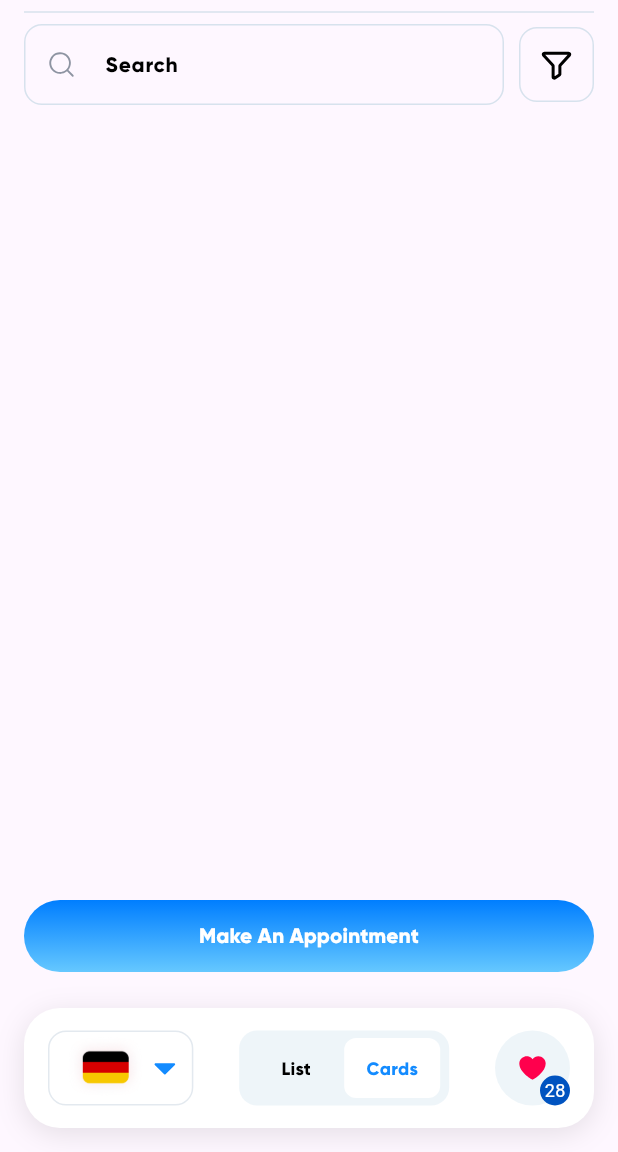
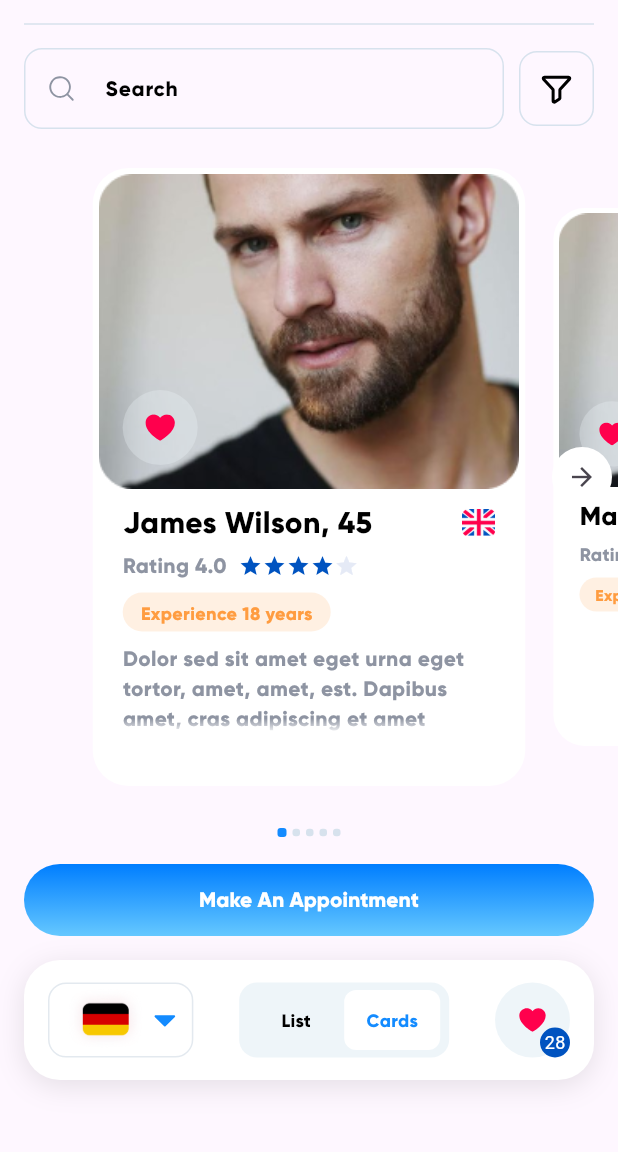
Before and after one commit to Smirnova-Olga/therapist, a Flutter app: the screen it shows after launch, on a phone screen of 412 x 824 dp, the part 84-1236 px from its top. Run offline on Flutter 3.47's test engine with Material 3 defaults, Android fonts, the phone set to English and light mode, and no system bars; drawn by our look-alikes of carousel_slider; our stand-ins replace equatable, flutter_bloc, flutter_svg; Roboto replaces fonts that are missing (Bebas Neue); statements that could not run were skipped.

Commit message:
#6 create therapist card

```diff
--- a/lib/core/ui_kit/global_widgets/custom_divider.dart
+++ b/lib/core/ui_kit/global_widgets/custom_divider.dart
@@ -8,6 +8,9 @@ class CustomDivider extends StatelessWidget {
 
   @override
   Widget build(BuildContext context) {
-    return const Divider(color: ColorTheme.border);
+    return const Padding(
+      padding: EdgeInsets.symmetric(horizontal: 16, vertical: 8),
+      child: Divider(color: ColorTheme.grey2),
+    );
   }
 }
--- a/lib/core/ui_kit/global_widgets/custom_search_bar.dart
+++ b/lib/core/ui_kit/global_widgets/custom_search_bar.dart
@@ -13,10 +13,12 @@ class CustomSearchBar extends StatelessWidget {
     final customBorder = OutlineInputBorder(
       borderRadius: BorderRadius.circular(12.0),
       borderSide: const BorderSide(
-        color: ColorTheme.border,
+        color: ColorTheme.grey2,
       ),
     );
-    return Row(
+    return Padding(
+      padding: const EdgeInsets.symmetric(horizontal: 16),
+      child: Row(
         children: [
           Expanded(
               child: TextFormField(
@@ -52,7 +54,7 @@ class CustomSearchBar extends StatelessWidget {
               minimumSize: const Size(50, 50),
               maximumSize: const Size(50, 50),
               side: const BorderSide(
-              color: ColorTheme.border,
+                color: ColorTheme.grey2,
               ),
               shape: RoundedRectangleBorder(
                 borderRadius: BorderRadius.circular(12),
@@ -60,6 +62,7 @@ class CustomSearchBar extends StatelessWidget {
             ),
           ),
         ],
+      ),
     );
   }
 }
--- a/lib/core/ui_kit/global_widgets/gradient_button.dart
+++ b/lib/core/ui_kit/global_widgets/gradient_button.dart
@@ -15,7 +15,7 @@ class GradientButton extends StatelessWidget {
     return GestureDetector(
       onTap: onTap,
       child: Padding(
-        padding: const EdgeInsets.symmetric(vertical: 8),
+        padding: const EdgeInsets.symmetric(horizontal: 16),
         child: Container(
           width: double.infinity,
           height: 48,
--- a/lib/core/ui_kit/theme/app_text_theme.dart
+++ b/lib/core/ui_kit/theme/app_text_theme.dart
@@ -48,4 +48,30 @@ abstract class AppTextTheme {
     letterSpacing: 0.24,
     color: ColorTheme.white,
   );
+  static const therapistName = TextStyle(
+    fontFamily: 'Gilroy',
+    fontWeight: FontWeight.w700,
+    fontSize: 20,
+    color: ColorTheme.black,
+    overflow: TextOverflow.ellipsis,
+  );
+  static const rating = TextStyle(
+    fontFamily: 'Gilroy',
+    fontWeight: FontWeight.w600,
+    fontSize: 14,
+    color: ColorTheme.grey1,
+  );
+  static const experience = TextStyle(
+    fontFamily: 'Gilroy',
+    fontWeight: FontWeight.w700,
+    fontSize: 12,
+    color: ColorTheme.deepOrange,
+  );
+  static const therapistDescription = TextStyle(
+    fontFamily: 'Gilroy',
+    fontWeight: FontWeight.w600,
+    fontSize: 14,
+    color: ColorTheme.grey1,
+    overflow: TextOverflow.fade,
+  );
 }
--- a/lib/core/ui_kit/theme/color_theme.dart
+++ b/lib/core/ui_kit/theme/color_theme.dart
@@ -1,7 +1,7 @@
 import 'package:flutter/material.dart';
 
 abstract class ColorTheme {
-  static const border = Color.fromRGBO(215, 226, 237, 1);
+  static const grey2 = Color.fromRGBO(215, 226, 237, 1);
   static const dropdownBorder = Color.fromRGBO(227, 233, 239, 1);
   static const black = Color.fromRGBO(0, 0, 0, 1);
   static const white = Color.fromRGBO(255, 255, 255, 1);
@@ -9,4 +9,8 @@ abstract class ColorTheme {
   static const deepBlue = Color.fromRGBO(0, 83, 192, 1);
   static const background = Color.fromRGBO(242, 246, 255, 1);
   static const buttonBackground = Color.fromRGBO(238, 245, 249, 1);
+  static const greyStar = Color.fromRGBO(229, 234, 246, 1);
+  static const grey1 = Color.fromRGBO(142, 148, 162, 1);
+  static const orange = Color.fromRGBO(255, 156, 64, 0.15);
+  static const deepOrange = Color.fromRGBO(255, 156, 64, 1);
 }
--- /dev/null
+++ b/lib/data/mocks/therapists_list.dart
@@ -0,0 +1,56 @@
+import 'package:therapist/data/models/therapist_model.dart';
+
+class TherapistsList {
+  static final therapists = [
+    Therapist(
+      name: 'James Wilson',
+      age: 45,
+      rating: 4.0,
+      experienceYears: 18,
+      description:
+          'Dolor sed sit amet eget urna eget tortor, amet, amet, est. Dapibus amet, cras adipiscing et amet ultricies. Dictumst. Dolor sed sit amet eget urna eget tortor, amet, amet, est. Dapibus amet, cras adipiscing et amet ultricies. Dictumst. ',
+      imagePath: 'assets/images/therapist.png',
+      countryFlag: 'assets/images/uk_flag3x.png',
+    ),
+    Therapist(
+      name: 'Max Richter',
+      age: 33,
+      rating: 3.0,
+      experienceYears: 28,
+      description:
+          'Dolor sed sit amet eget urna eget tortor, amet, amet, est. Dapibus amet, cras adipiscing et amet ultricies. Dictumst. Dolor sed sit amet eget urna eget tortor, amet, amet, est. Dapibus amet, cras adipiscing et amet ultricies. Dictumst. ',
+      imagePath: 'assets/images/therapist.png',
+      countryFlag: 'assets/images/germany_flag3x.png',
+    ),
+    Therapist(
+      name: 'Henry Adams',
+      age: 50,
+      rating: 5.0,
+      experienceYears: 22,
+      description:
+          'Dolor sed sit amet eget urna eget tortor, amet, amet, est. Dapibus amet, cras adipiscing et amet ultricies. Dictumst. Dolor sed sit amet eget urna eget tortor, amet, amet, est. Dapibus amet, cras adipiscing et amet ultricies. Dictumst. ',
+      imagePath: 'assets/images/therapist.png',
+      countryFlag: 'assets/images/uk_flag3x.png',
+    ),
+    Therapist(
+      name: 'Oliver Schmidt',
+      age: 47,
+      rating: 4.0,
+      experienceYears: 20,
+      description:
+          'Dolor sed sit amet eget urna eget tortor, amet, amet, est. Dapibus amet, cras adipiscing et amet ultricies. Dictumst. Dolor sed sit amet eget urna eget tortor, amet, amet, est. Dapibus amet, cras adipiscing et amet ultricies. Dictumst. ',
+      imagePath: 'assets/images/therapist.png',
+      countryFlag: 'assets/images/germany_flag3x.png',
+    ),
+    Therapist(
+      name: 'Oliver Grant',
+      age: 37,
+      rating: 4.0,
+      experienceYears: 14,
+      description:
+          'Dolor sed sit amet eget urna eget tortor, amet, amet, est. Dapibus amet, cras adipiscing et amet ultricies. Dictumst. Dolor sed sit amet eget urna eget tortor, amet, amet, est. Dapibus amet, cras adipiscing et amet ultricies. Dictumst. ',
+      imagePath: 'assets/images/therapist.png',
+      countryFlag: 'assets/images/uk_flag3x.png',
+    ),
+  ];
+}
--- a/lib/data/models/therapist_model.dart
+++ b/lib/data/models/therapist_model.dart
@@ -0,0 +1,48 @@
+import 'package:json_annotation/json_annotation.dart';
+
+part 'therapist_model.g.dart';
+
+@JsonSerializable()
+class Therapist {
+  final String name;
+  final int age;
+  final double rating;
+  final int experienceYears;
+  final String description;
+  final String imagePath;
+  final String countryFlag;
+
+  Therapist({
+    required this.name,
+    required this.age,
+    required this.rating,
+    required this.experienceYears,
+    required this.description,
+    required this.imagePath,
+    required this.countryFlag,
+  });
+
+  factory Therapist.fromJson(Map<String, dynamic> json) =>
+      _$TherapistFromJson(json);
+  Map<String, dynamic> toJson() => _$TherapistToJson(this);
+
+  Therapist copyWith({
+    String? name,
+    int? age,
+    double? rating,
+    int? experienceYears,
+    String? description,
+    String? imagePath,
+    String? countryFlag,
+  }) {
+    return Therapist(
+      name: name ?? this.name,
+      age: age ?? this.age,
+      rating: rating ?? this.rating,
+      experienceYears: experienceYears ?? this.experienceYears,
+      description: description ?? this.description,
+      imagePath: imagePath ?? this.imagePath,
+      countryFlag: countryFlag ?? this.countryFlag,
+    );
+  }
+}
--- a/lib/data/repository/therapist_repository.dart
+++ b/lib/data/repository/therapist_repository.dart
@@ -0,0 +1,8 @@
+import 'package:therapist/data/mocks/therapists_list.dart';
+import 'package:therapist/data/models/therapist_model.dart';
+
+class TherapistRepository {
+  List<Therapist> fetchTherapistList() {
+    return TherapistsList.therapists;
+  }
+}
--- a/lib/presentation/choose_therapist/cubit/choose_therapist_cubit.dart
+++ b/lib/presentation/choose_therapist/cubit/choose_therapist_cubit.dart
@@ -1,13 +1,20 @@
 import 'package:equatable/equatable.dart';
 import 'package:flutter_bloc/flutter_bloc.dart';
+import 'package:therapist/data/models/therapist_model.dart';
+import 'package:therapist/data/repository/therapist_repository.dart';
 
 part 'choose_therapist_state.dart';
 
 class ChooseTherapistCubit extends Cubit<ChooseTherapistState> {
-  ChooseTherapistCubit()
+  final TherapistRepository therapistRepository;
+  ChooseTherapistCubit(this.therapistRepository)
       : super(
           const ChooseTherapistState(),
         );
+  void init() {
+    final therapists = therapistRepository.fetchTherapistList();
+    emit(state.copyWith(therapists: therapists));
+  }
 
   void switchView(ViewMode viewMode) {
     emit(
--- a/lib/presentation/choose_therapist/cubit/choose_therapist_state.dart
+++ b/lib/presentation/choose_therapist/cubit/choose_therapist_state.dart
@@ -5,20 +5,25 @@ enum ViewMode { list, cards }
 class ChooseTherapistState extends Equatable {
   const ChooseTherapistState({
     this.viewMode = ViewMode.cards,
+    this.therapists = const [],
   });
 
   final ViewMode viewMode;
+  final List<Therapist> therapists;
 
   ChooseTherapistState copyWith({
     ViewMode? viewMode,
+    List<Therapist>? therapists,
   }) {
     return ChooseTherapistState(
       viewMode: viewMode ?? this.viewMode,
+      therapists: therapists ?? this.therapists,
     );
   }
 
   @override
   List<Object?> get props => [
         viewMode,
+        therapists,
       ];
 }
--- a/lib/presentation/choose_therapist/screens/choose_therapist_page.dart
+++ b/lib/presentation/choose_therapist/screens/choose_therapist_page.dart
@@ -4,8 +4,11 @@ import 'package:therapist/core/ui_kit/global_widgets/custom_app_bar.dart';
 import 'package:therapist/core/ui_kit/global_widgets/custom_divider.dart';
 import 'package:therapist/core/ui_kit/global_widgets/custom_search_bar.dart';
 import 'package:therapist/core/ui_kit/global_widgets/gradient_button.dart';
+import 'package:therapist/data/repository/therapist_repository.dart';
 import 'package:therapist/presentation/choose_therapist/cubit/choose_therapist_cubit.dart';
+import 'package:therapist/presentation/choose_therapist/widgets/therapist_card_carousel.dart';
 import 'package:therapist/presentation/choose_therapist/widgets/therapist_bottom_bar_widget.dart';
+import 'package:therapist/presentation/choose_therapist/widgets/therapists_list_widget.dart';
 
 class ChooseTherapistPage extends StatelessWidget {
   const ChooseTherapistPage({super.key});
@@ -13,7 +16,7 @@ class ChooseTherapistPage extends StatelessWidget {
   @override
   Widget build(BuildContext context) {
     return BlocProvider(
-      create: (context) => ChooseTherapistCubit(),
+      create: (context) => ChooseTherapistCubit(TherapistRepository())..init(),
       child: Scaffold(
         appBar: const PreferredSize(
           preferredSize: Size.fromHeight(kToolbarHeight),
@@ -22,12 +25,24 @@ class ChooseTherapistPage extends StatelessWidget {
           ),
         ),
         body: Padding(
-          padding: const EdgeInsets.symmetric(horizontal: 16),
+          padding: const EdgeInsets.only(bottom: 32),
           child: Column(
             children: [
               const CustomDivider(),
               const CustomSearchBar(),
-              const Expanded(child: SizedBox()),
+              BlocBuilder<ChooseTherapistCubit, ChooseTherapistState>(
+                builder: (context, state) {
+                  return Expanded(
+                    child: state.viewMode == ViewMode.cards
+                        ? TherapistCardCarousel(
+                            therapists: state.therapists,
+                          )
+                        : TherapistListWidget(
+                            therapists: state.therapists,
+                          ),
+                  );
+                },
+              ),
               GradientButton(
                 text: 'Make An Appointment',
                 onTap: () {},
--- a/lib/presentation/choose_therapist/widgets/therapist_bottom_bar_widget.dart
+++ b/lib/presentation/choose_therapist/widgets/therapist_bottom_bar_widget.dart
@@ -13,7 +13,7 @@ class TherapistBottomBarWidget extends StatelessWidget {
   @override
   Widget build(BuildContext context) {
     return Padding(
-      padding: const EdgeInsets.symmetric(vertical: 16),
+      padding: const EdgeInsets.symmetric(vertical: 16, horizontal: 16),
       child: Container(
         height: 80,
         decoration: BoxDecoration(
@@ -54,7 +54,7 @@ class DropDownButton extends StatelessWidget {
     return Container(
       height: 50,
       decoration: BoxDecoration(
-        color: Colors.white,
+        color: ColorTheme.white,
         borderRadius: BorderRadius.circular(12),
         border: Border.all(color: ColorTheme.dropdownBorder),
       ),
@@ -67,8 +67,10 @@ class DropDownButton extends StatelessWidget {
               'assets/icons/caret_down.svg',
             ),
             onChanged: (String? newValue) {},
+            dropdownColor: ColorTheme.white,
+            borderRadius: BorderRadius.circular(12),
             items: [
-              DropdownMenuItem<String>(
+              DropdownMenuItem(
                 value: 'German',
                 child: SizedBox(
                   child: Image.asset(
@@ -181,7 +183,7 @@ class LikeWidget extends StatelessWidget {
           icon: SvgPicture.asset(
             'assets/icons/heart.svg',
           ),
-          iconSize: 20.83,
+          iconSize: 20,
           style: OutlinedButton.styleFrom(
             minimumSize: const Size(50, 50),
             maximumSize: const Size(50, 50),
--- /dev/null
+++ b/lib/presentation/choose_therapist/widgets/therapist_card_carousel.dart
@@ -0,0 +1,124 @@
+import 'package:carousel_slider/carousel_slider.dart';
+import 'package:flutter/material.dart';
+import 'package:therapist/core/ui_kit/theme/color_theme.dart';
+import 'package:therapist/data/models/therapist_model.dart';
+import 'package:therapist/presentation/choose_therapist/widgets/therapist_card_widget.dart';
+
+class TherapistCardCarousel extends StatefulWidget {
+  final List<Therapist> therapists;
+
+  const TherapistCardCarousel({
+    super.key,
+    required this.therapists,
+  });
+
+  @override
+  TherapistCardCarouselState createState() => TherapistCardCarouselState();
+}
+
+class TherapistCardCarouselState extends State<TherapistCardCarousel> {
+  final CarouselController _pageController = CarouselController();
+  int _currentPage = 0;
+
+  @override
+  Widget build(BuildContext context) {
+    return Column(
+      children: [
+        Expanded(
+          child: Stack(
+            alignment: Alignment.center,
+            children: [
+              CarouselSlider(
+                carouselController: _pageController,
+                options: CarouselOptions(
+                    viewportFraction: 0.7,
+                    aspectRatio: 1,
+                    enableInfiniteScroll: false,
+                    scrollPhysics: const BouncingScrollPhysics(),
+                    autoPlay: false,
+                    enlargeCenterPage: true,
+                    scrollDirection: Axis.horizontal,
+                    onPageChanged: (index, reason) {
+                      setState(() {
+                        _currentPage = index;
+                      });
+                    }),
+                items: widget.therapists.asMap().entries.map((entry) {
+                  int idx = entry.key;
+                  Therapist therapist = entry.value;
+                  return Builder(
+                    builder: (BuildContext context) {
+                      return TherapistCard(
+                        therapist: therapist,
+                        isCurrent: idx == _currentPage,
+                      );
+                    },
+                  );
+                }).toList(),
+              ),
+              _currentPage == 0
+                  ? const SizedBox.shrink()
+                  : Positioned(
+                      left: 0,
+                      child: IconButton.outlined(
+                          style: OutlinedButton.styleFrom(
+                            side: const BorderSide(color: Colors.transparent),
+                            backgroundColor: ColorTheme.white,
+                          ),
+                          icon: const Icon(
+                            Icons.arrow_back,
+                            size: 20,
+                          ),
+                          onPressed: () {
+                            _pageController.previousPage(
+                              duration: const Duration(milliseconds: 300),
+                              curve: Curves.easeIn,
+                            );
+                          }),
+                    ),
+              _currentPage >= widget.therapists.length - 1
+                  ? const SizedBox.shrink()
+                  : Positioned(
+                      right: 0,
+                      child: IconButton.outlined(
+                          style: OutlinedButton.styleFrom(
+                            side: const BorderSide(color: Colors.transparent),
+                            backgroundColor: ColorTheme.white,
+                          ),
+                          icon: const Icon(
+                            Icons.arrow_forward,
+                            size: 20,
+                          ),
+                          onPressed: () {
+                            _pageController.nextPage(
+                              duration: const Duration(milliseconds: 300),
+                              curve: Curves.easeIn,
+                            );
+                          }),
+                    ),
+            ],
+          ),
+        ),
+        Padding(
+          padding: const EdgeInsets.only(bottom: 16),
+          child: Row(
+            mainAxisAlignment: MainAxisAlignment.center,
+            children: List.generate(widget.therapists.length, (index) {
+              return Container(
+                margin: const EdgeInsets.all(2),
+                width: _currentPage == index ? 6 : 5,
+                height: _currentPage == index ? 6 : 5,
+                decoration: BoxDecoration(
+                  borderRadius: BorderRadius.circular(2),
+                  color: _currentPage == index
+                      ? ColorTheme.blue
+                      : ColorTheme.grey2,
+                ),
+              );
+            }),
+          ),
+        ),
+      ],
+    );
+  }
+}
--- a/lib/presentation/choose_therapist/widgets/therapist_card_widget.dart
+++ b/lib/presentation/choose_therapist/widgets/therapist_card_widget.dart
@@ -0,0 +1,134 @@
+import 'package:flutter/material.dart';
+import 'package:flutter_svg/flutter_svg.dart';
+import 'package:therapist/core/ui_kit/theme/app_text_theme.dart';
+import 'package:therapist/core/ui_kit/theme/color_theme.dart';
+import 'package:therapist/data/models/therapist_model.dart';
+
+class TherapistCard extends StatelessWidget {
+  final Therapist therapist;
+  final bool isCurrent;
+
+  const TherapistCard({
+    super.key,
+    required this.therapist,
+    required this.isCurrent,
+  });
+
+  @override
+  Widget build(BuildContext context) {
+    return Container(
+      decoration: BoxDecoration(
+          color: ColorTheme.white, borderRadius: BorderRadius.circular(24)),
+      child: Padding(
+        padding: const EdgeInsets.all(4),
+        child: Column(
+          mainAxisSize: MainAxisSize.min,
+          children: [
+            Stack(
+              children: [
+                Image.asset(
+                  therapist.imagePath,
+                  fit: BoxFit.fitWidth,
+                  width: double.infinity,
+                ),
+                Positioned(
+                  bottom: 16,
+                  left: 16,
+                  child: IconButton.outlined(
+                    onPressed: () {},
+                    icon: SvgPicture.asset(
+                      'assets/icons/heart.svg',
+                      width: 20,
+                      height: 20,
+                    ),
+                    style: OutlinedButton.styleFrom(
+                      minimumSize: const Size(50, 50),
+                      maximumSize: const Size(50, 50),
+                      side: const BorderSide(color: Colors.transparent),
+                      backgroundColor:
+                          ColorTheme.buttonBackground.withOpacity(0.3),
+                    ),
+                  ),
+                ),
+              ],
+            ),
+            const SizedBox(height: 8),
+            Padding(
+              padding: const EdgeInsets.symmetric(horizontal: 16),
+              child: Column(
+                children: [
+                  Row(
+                    mainAxisAlignment: MainAxisAlignment.spaceBetween,
+                    children: [
+                      Expanded(
+                        child: Text(
+                          '${therapist.name}, ${therapist.age}',
+                          style: AppTextTheme.therapistName,
+                        ),
+                      ),
+                      SizedBox(
+                        width: 22,
+                        height: 18,
+                        child: Image.asset(
+                          therapist.countryFlag,
+                          fit: BoxFit.cover,
+                        ),
+                      ),
+                    ],
+                  ),
+                  const SizedBox(height: 4),
+                  Row(
+                    children: [
+                      Text(
+                        'Rating ${therapist.rating}',
+                        style: AppTextTheme.rating,
+                      ),
+                      const SizedBox(width: 8),
+                      Row(
+                        children: List.generate(5, (index) {
+                          return Icon(
+                            Icons.star,
+                            color: index < therapist.rating
+                                ? ColorTheme.deepBlue
+                                : ColorTheme.greyStar,
+                            size: 16,
+                          );
+                        }),
+                      ),
+                    ],
+                  ),
+                  const SizedBox(height: 8),
+                  Align(
+                    alignment: Alignment.centerLeft,
+                    child: Container(
+                      height: 26,
+                      decoration: BoxDecoration(
+                        color: ColorTheme.orange,
+                        borderRadius: BorderRadius.circular(200),
+                      ),
+                      child: Padding(
+                        padding: const EdgeInsets.symmetric(
+                            horizontal: 12, vertical: 5),
+                        child: Text(
+                          'Experience ${therapist.experienceYears} years',
+                          style: AppTextTheme.experience,
+                        ),
+                      ),
+                    ),
+                  ),
+                  const SizedBox(height: 8),
+                  if (isCurrent)
+                    Text(
+                      therapist.description,
+                      style: AppTextTheme.therapistDescription,
+                      maxLines: 3,
+                    ),
+                ],
+              ),
+            ),
+          ],
+        ),
+      ),
+    );
+  }
+}
--- /dev/null
+++ b/lib/presentation/choose_therapist/widgets/therapists_list_widget.dart
@@ -0,0 +1,52 @@
+import 'package:flutter/material.dart';
+import 'package:therapist/core/ui_kit/theme/app_text_theme.dart';
+import 'package:therapist/core/ui_kit/theme/color_theme.dart';
+import 'package:therapist/data/models/therapist_model.dart';
+
+class TherapistListWidget extends StatelessWidget {
+  final List<Therapist> therapists;
+
+  const TherapistListWidget({
+    super.key,
+    required this.therapists,
+  });
+
+  @override
+  Widget build(BuildContext context) {
+    return Padding(
+      padding: const EdgeInsets.symmetric(vertical: 8, horizontal: 16),
+      child: ListView.builder(
+        itemCount: therapists.length,
+        itemBuilder: (context, index) {
+          Therapist therapist = therapists[index];
+          return Padding(
+            padding: const EdgeInsets.symmetric(vertical: 4),
+            child: Container(
+              decoration: BoxDecoration(
+                  color: ColorTheme.white,
+                  borderRadius: BorderRadius.circular(24)),
+              child: ListTile(
+                leading: CircleAvatar(
+                  backgroundImage: AssetImage(therapist.imagePath),
+                ),
+                title: Text(
+                  therapist.name,
+                  style: AppTextTheme.therapistName,
+                ),
+                subtitle: Text(
+                  'Rating: ${therapist.rating} | Experience: ${therapist.experienceYears} years',
+                  style: AppTextTheme.rating,
+                ),
+                trailing: Image.asset(
+                  therapist.countryFlag,
+                  width: 40,
+                  height: 20,
+                ),
+              ),
+            ),
+          );
+        },
+      ),
+    );
+  }
+}
--- a/pubspec.yaml
+++ b/pubspec.yaml
@@ -19,6 +19,8 @@ dependencies:
   flutter_svg: ^2.0.10+1
   flutter_bloc: ^8.1.5
   equatable: ^2.0.5
+  json_annotation: ^4.8.1
+  carousel_slider: ^4.2.1
 
 dev_dependencies:
   flutter_test:
@@ -26,6 +28,8 @@ dev_dependencies:
 
 
   flutter_lints: ^3.0.2
+  build_runner: ^2.4.9
+  json_serializable: ^6.7.1
 
 
 
```
Also changed, not shown: assets/images/germany_flag.png (added), assets/images/germany_flag3x.png (added), assets/images/therapist.png (added), assets/images/uk_flag3x.png (added), lib/data/models/therapist_model.g.dart (added), pubspec.lock. Lines whose indentation alone changed are shown as unchanged.
